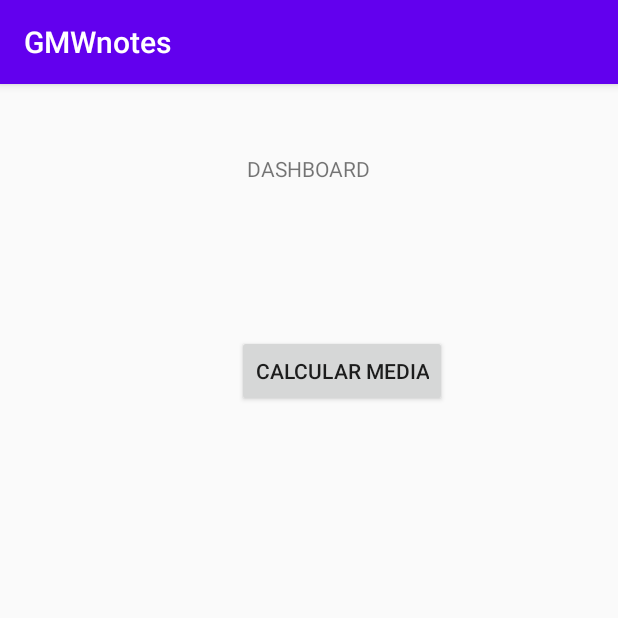
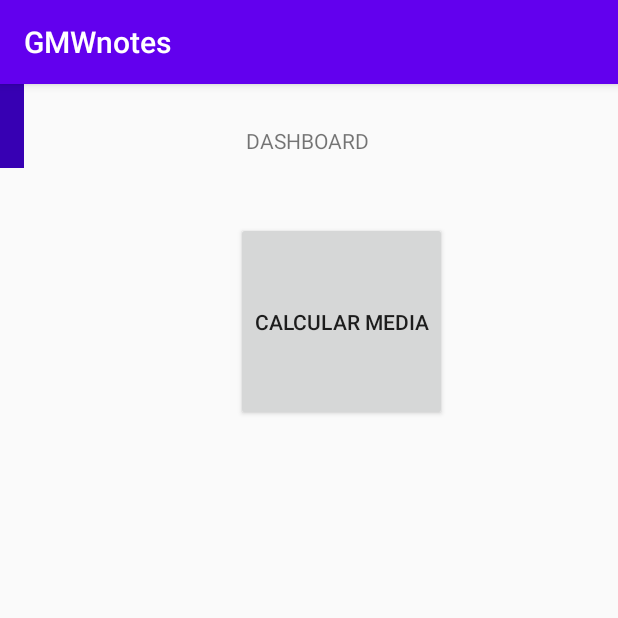
Before and after one commit to mateusmariano/GMWnotes, an Android app: the DashboardUser screen opened directly, with no data from a screen before it, on a phone screen of 412 x 824 dp, the top half of it. Run offline under Robolectric (Android 15) with nearby library versions, the phone set to English and light mode, and no system bars.

Commit message:
[Dashboard] - Layout
Começo da criação do layout comm navigation Drawer

```diff
--- a/app/build.gradle
+++ b/app/build.gradle
@@ -32,5 +32,4 @@ dependencies {
     testImplementation 'junit:junit:4.12'
     androidTestImplementation 'androidx.test.ext:junit:1.1.2'
     androidTestImplementation 'androidx.test.espresso:espresso-core:3.3.0'
-
 }
--- a/app/src/main/res/layout/activity_dashboard_user.xml
+++ b/app/src/main/res/layout/activity_dashboard_user.xml
@@ -1,10 +1,31 @@
 <?xml version="1.0" encoding="utf-8"?>
-<androidx.constraintlayout.widget.ConstraintLayout xmlns:android="http://schemas.android.com/apk/res/android"
+<androidx.drawerlayout.widget.DrawerLayout xmlns:android="http://schemas.android.com/apk/res/android"
     xmlns:app="http://schemas.android.com/apk/res-auto"
     xmlns:tools="http://schemas.android.com/tools"
     android:layout_width="match_parent"
     android:layout_height="match_parent"
-    tools:context=".DashboardUser">
+    tools:context=".DashboardUser"
+    android:id="@+id/drawer">
+
+    <include
+        android:layout_height="wrap_content"
+        android:layout_width="match_parent"
+        layout="@layout/drawer_toolbar"/>
+
+    <include
+        android:layout_height="wrap_content"
+        android:layout_width="match_parent"
+        layout="@layout/content_main"/>
+
+    <com.google.android.material.navigation.NavigationView
+        android:layout_width="match_parent"
+        android:layout_height="match_parent"
+        android:id="@+id/navigationView"
+        app:menu="@menu/drawer_menu"
+        app:headerLayout="@layout/drawer_header"
+        android:layout_gravity="start"
+        android:fitsSystemWindows="true"/>
+
 
     <TextView
         android:id="@+id/textView"
@@ -38,4 +59,4 @@
         app:layout_constraintEnd_toEndOf="parent"
         app:layout_constraintStart_toStartOf="parent"
         app:layout_constraintTop_toBottomOf="@+id/textView" />
-</androidx.constraintlayout.widget.ConstraintLayout>
+</androidx.drawerlayout.widget.DrawerLayout>
--- /dev/null
+++ b/app/src/main/res/layout/content_main.xml
@@ -0,0 +1,11 @@
+<?xml version="1.0" encoding="utf-8"?>
+<LinearLayout xmlns:android="http://schemas.android.com/apk/res/android"
+    android:orientation="vertical" android:layout_width="match_parent"
+    android:layout_height="match_parent">
+
+    <FrameLayout
+        android:layout_width="match_parent"
+        android:layout_height="match_parent"
+        android:id="@+id/container_fragment"/>
+
+</LinearLayout>
--- /dev/null
+++ b/app/src/main/res/layout/drawer_toolbar.xml
@@ -0,0 +1,15 @@
+<?xml version="1.0" encoding="utf-8"?>
+<androidx.constraintlayout.widget.ConstraintLayout
+    xmlns:android="http://schemas.android.com/apk/res/android"
+    xmlns:tools="http://schemas.android.com/tools"
+    android:layout_width="match_parent"
+    android:layout_height="match_parent">
+
+    <androidx.appcompat.widget.Toolbar
+        android:id="@+id/toolbar"
+        android:layout_width="wrap_content"
+        android:layout_height="?attr/actionBarSize"
+        android:background="@color/colorPrimaryDark"
+        tools:ignore="MissingConstraints" />
+
+</androidx.constraintlayout.widget.ConstraintLayout>
--- /dev/null
+++ b/app/src/main/res/menu/drawer_menu.xml
@@ -0,0 +1,4 @@
+<?xml version="1.0" encoding="utf-8"?>
+<menu xmlns:android="http://schemas.android.com/apk/res/android">
+
+</menu>
```
Also changed, not shown: app/src/main/res/layout/drawer_header.xml (added, +25 -0 lines).
